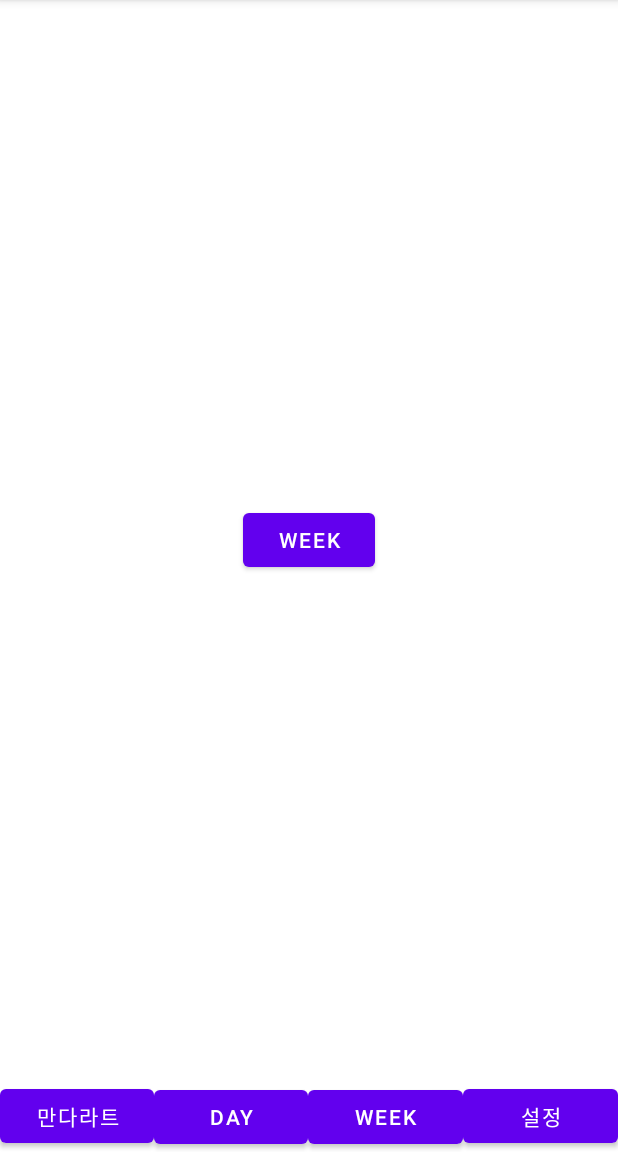
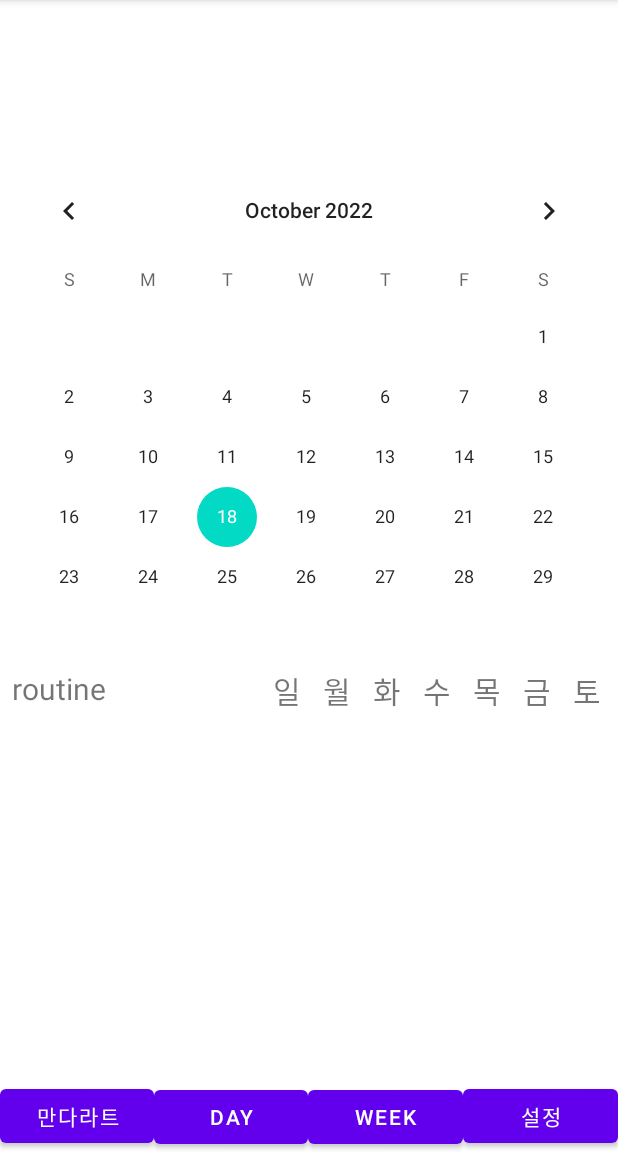
Before and after one commit to at2eindre/mandal, an Android app: the fragment WeekFragment placed in its activity, on a phone screen of 412 x 824 dp, the part 84-1236 px from its top. Run offline under Robolectric (Android 15) with nearby library versions, the phone set to English and light mode, and no system bars; 1 statement that could not run was skipped.

Commit message:
아직 리사이클러에 붙이진 않았다
대충 UI

```diff
--- a/app/src/main/res/layout/fragment_week.xml
+++ b/app/src/main/res/layout/fragment_week.xml
@@ -1,16 +1,98 @@
 <?xml version="1.0" encoding="utf-8"?>
 <androidx.constraintlayout.widget.ConstraintLayout xmlns:android="http://schemas.android.com/apk/res/android"
     xmlns:app="http://schemas.android.com/apk/res-auto"
+    xmlns:tools="http://schemas.android.com/tools"
     android:layout_width="match_parent"
     android:layout_height="match_parent">
 
-    <Button
-        android:id="@+id/btn_fragment_week"
-        android:layout_width="wrap_content"
-        android:layout_height="wrap_content"
-        android:text="week"
+    <CalendarView
+        android:id="@+id/calendar2"
+        android:layout_width="match_parent"
+        android:layout_height="300dp"
+        app:layout_constraintBottom_toTopOf="@+id/week_recycler"
+        app:layout_constraintLeft_toLeftOf="parent"
+        app:layout_constraintRight_toRightOf="parent"
+        app:layout_constraintTop_toTopOf="parent"/>
+
+    <LinearLayout
+        android:layout_width="match_parent"
+        android:layout_height="30dp"
+        android:orientation="horizontal"
+        app:layout_constraintBottom_toTopOf="@id/week_recycler"
+        app:layout_constraintLeft_toLeftOf="parent"
+        app:layout_constraintRight_toRightOf="parent"
+        app:layout_constraintTop_toBottomOf="@+id/calendar2"
+        android:paddingLeft="8dp"
+        android:paddingRight="4dp"
+        >
+
+        <TextView
+            android:layout_width="0dp"
+            android:layout_height="match_parent"
+            android:layout_weight="5"
+            android:textSize="20sp"
+            android:text="routine"/>
+        <TextView
+            android:layout_width="0dp"
+            android:layout_height="match_parent"
+            android:layout_weight="1"
+            android:textSize="20sp"
+            android:text="일"
+            android:gravity="center"/>
+        <TextView
+            android:layout_width="0dp"
+            android:layout_height="match_parent"
+            android:layout_weight="1"
+            android:textSize="20sp"
+            android:text="월"
+            android:gravity="center"/>
+        <TextView
+            android:layout_width="0dp"
+            android:layout_height="match_parent"
+            android:layout_weight="1"
+            android:textSize="20sp"
+            android:text="화"
+            android:gravity="center"/>
+        <TextView
+            android:layout_width="0dp"
+            android:layout_height="match_parent"
+            android:layout_weight="1"
+            android:textSize="20sp"
+            android:text="수"
+            android:gravity="center"/>
+        <TextView
+            android:layout_width="0dp"
+            android:layout_height="match_parent"
+            android:layout_weight="1"
+            android:textSize="20sp"
+            android:text="목"
+            android:gravity="center"/>
+        <TextView
+            android:layout_width="0dp"
+            android:layout_height="match_parent"
+            android:layout_weight="1"
+            android:textSize="20sp"
+            android:text="금"
+            android:gravity="center"/>
+        <TextView
+            android:layout_width="0dp"
+            android:layout_height="match_parent"
+            android:layout_weight="1"
+            android:textSize="20sp"
+            android:text="토"
+            android:gravity="center"/>
+    </LinearLayout>
+
+
+    <androidx.recyclerview.widget.RecyclerView
+        android:id="@+id/week_recycler"
+        android:layout_width="match_parent"
+        android:layout_height="100dp"
+        android:scrollbars="vertical"
         app:layout_constraintBottom_toBottomOf="parent"
-        app:layout_constraintTop_toTopOf="parent"
         app:layout_constraintLeft_toLeftOf="parent"
-        app:layout_constraintRight_toRightOf="parent"/>
+        app:layout_constraintRight_toRightOf="parent"
+        app:layout_constraintTop_toBottomOf="@+id/calendar2"/>
+
+
 </androidx.constraintlayout.widget.ConstraintLayout>
```
Also changed, not shown: app/src/main/res/layout/week_todo_list_recyclerview_item.xml (added, +70 -0 lines), 1 other file.
